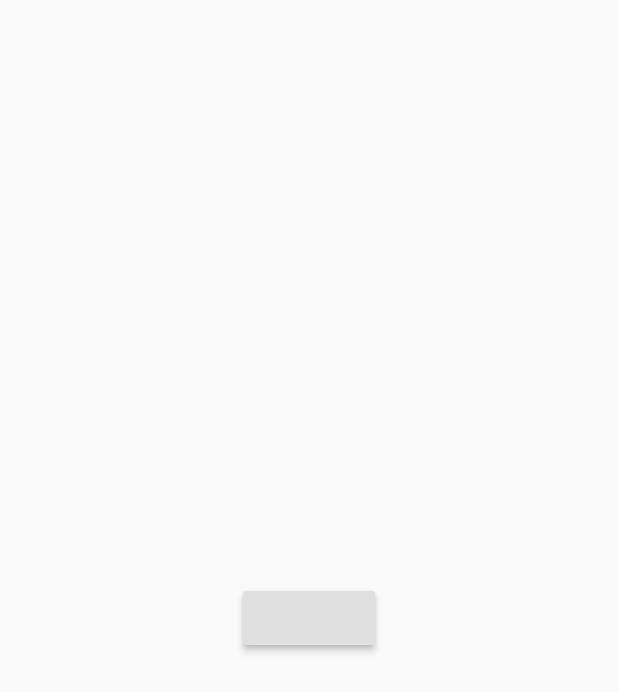
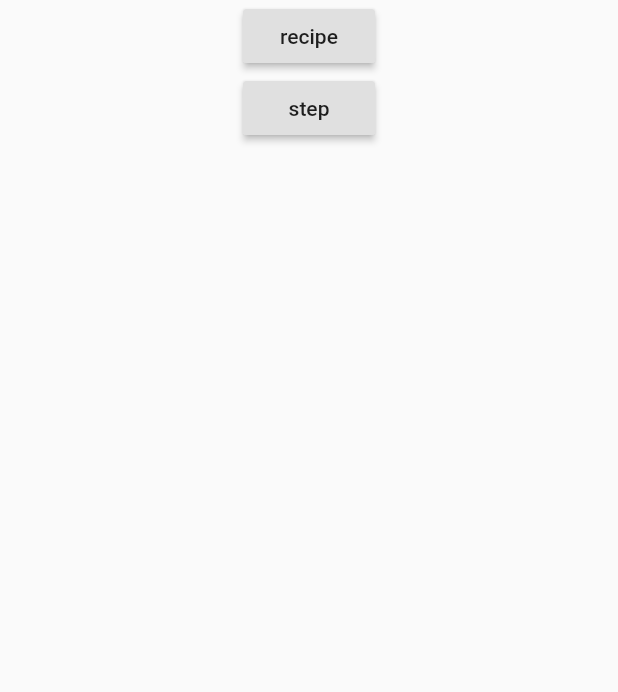
Before and after one commit to ucll-mobile-2021/project-arne-wally-s, a Flutter app: the screen it shows after launch, on a phone screen of 412 x 824 dp. Shown: the top 692 px of the screen. Run offline on Flutter 3.47's test engine with Material 2 defaults, Android fonts, the phone set to English and light mode, and no system bars; our stand-ins replace camera, shimmer, speech_to_text, sqflite; missing offline and left inert: esys_flutter_share; accounts and stored records are empty; generated files the repository leaves out were written again.

Commit message:
step insert

```diff
--- a/lib/DB/DB.dart
+++ b/lib/DB/DB.dart
@@ -52,7 +52,6 @@ class RecipeHelper{
   Future<List<Recipe>> recipes() async {
     // Get a reference to the database.
     final Database db = await database;
-
     final List<Map<String, dynamic>> maps = await db.query('recipe');
     return List.generate(maps.length, (i) {
       var recipe1 =Recipe(
@@ -72,6 +71,20 @@ class RecipeHelper{
       print(recipe1.price);
       return recipe1;
     });
+  }
+  Future<List<im.Step>> steps() async {
+    // Get a reference to the database.
+    final Database db = await database;
+    final List<Map<String, dynamic>> maps = await db.query('step');
+    var steps = List.generate(maps.length, (i){
+      im.Step step = im.Step(
+          maps[i]['timer'],
+          maps[i]['timer_title'],
+          maps[i]['instructions'],
+          maps[i]['number']
+      );
+    });
+    return steps;
   }
 
   void insertStep(im.Step step) async{
--- a/lib/main.dart
+++ b/lib/main.dart
@@ -87,8 +87,9 @@ class _MyHomePageState extends State<MyHomePage> {
   Widget build(BuildContext context) {
     //button
     //_recipeHelper.insertRecipe(widget.recipe);
-
-    return Scaffold(body: Center( child: RaisedButton(
+    return Scaffold(body: Center( child: Column(children:<Widget>[
+      Center( child: RaisedButton(
+        child: Text("recipe"),
         onPressed: () {
           _recipeHelper.initializeDatabase().then((value){
             print('--------DB recipe ready----------');
@@ -106,7 +107,28 @@ class _MyHomePageState extends State<MyHomePage> {
           });
           // Set default people to latest used value
 
-      },)));
+        },)
+      ),
+      Center( child: RaisedButton(
+        child: Text("step"),
+        onPressed: () {
+          _recipeHelper.initializeDatabase().then((value){
+            print('--------DB step ready----------');
+
+            im.Step step = new im.Step(1,"a","b",1);
+            _recipeHelper.insertStep(step);
+            print(_recipeHelper.steps());
+            //_recipeHelper.deleteRecipe("id2");
+          });
+          // Set default people to latest used value
+
+        },)
+      )
+
+
+    ])));
+
+    /*
     return Scaffold(
       body: _pages[_selectedIndex],
       bottomNavigationBar: BottomNavigationBar(
@@ -129,5 +151,8 @@ class _MyHomePageState extends State<MyHomePage> {
         onTap: _onItemTapped,
       ),
     );
+     */
+
+
   }
 }
```
Lines whose indentation alone changed are shown as unchanged.
